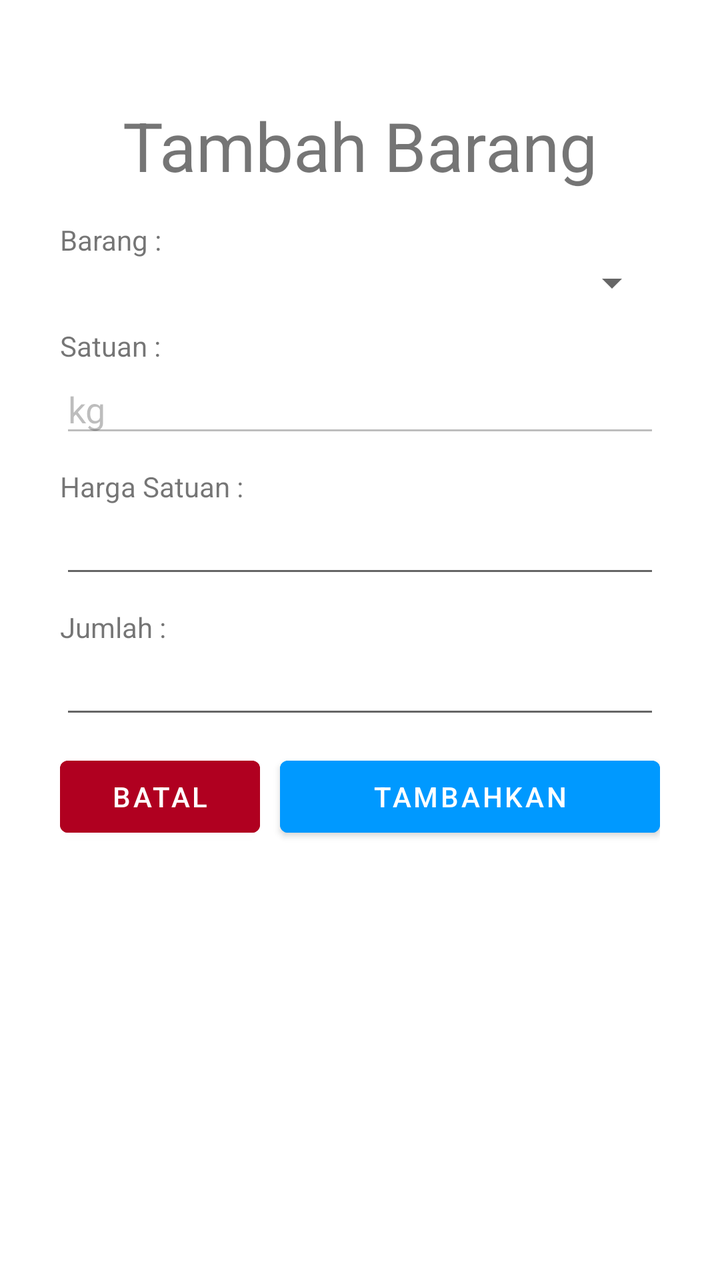
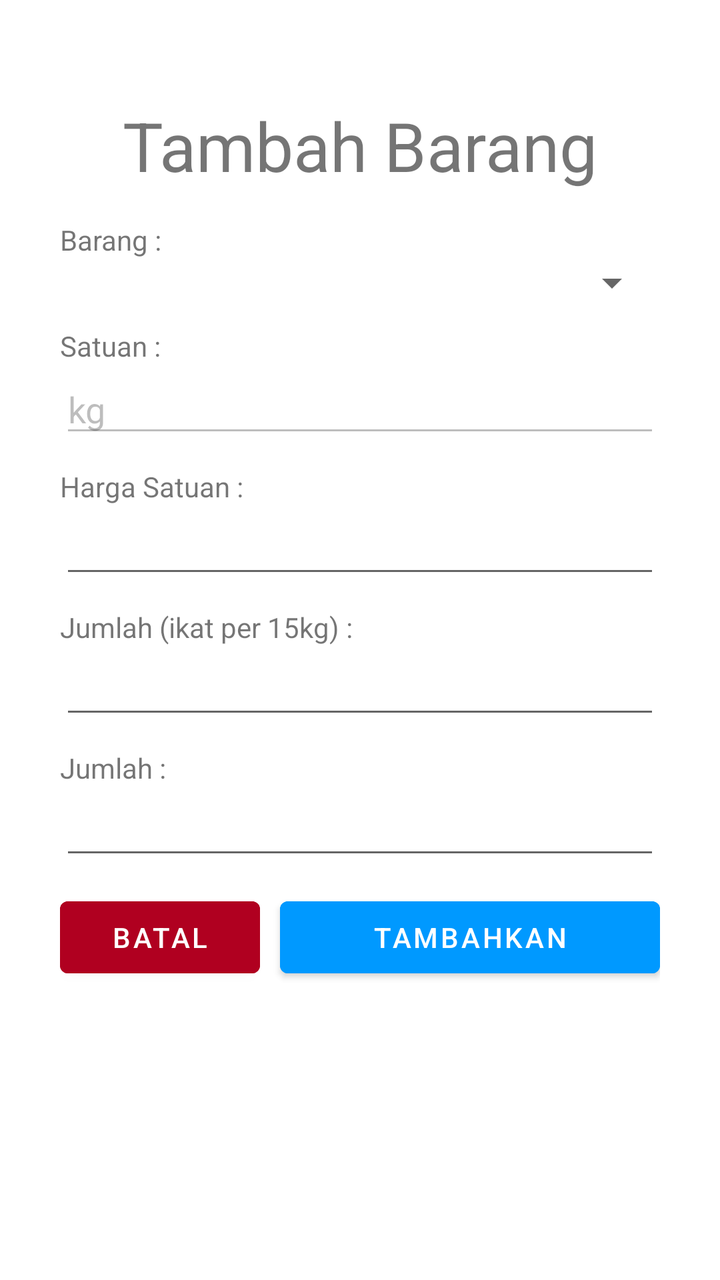

An Android layout rendered at two revisions. The XML below is the earlier revision; the diff shows what the commit changed to produce the second picture.
<!-- AndroidManifest.xml: application theme Theme.BintangTelurInventory -->
<!-- res/layout/fragment_add_rinci_pembelian_dialog.xml -->
<?xml version="1.0" encoding="utf-8"?>
<LinearLayout xmlns:android="http://schemas.android.com/apk/res/android"
    xmlns:tools="http://schemas.android.com/tools"
    android:layout_width="match_parent"
    android:layout_height="wrap_content"
    android:orientation="vertical"
    android:paddingStart="30dp"
    android:paddingTop="50dp"
    android:paddingEnd="30dp"
    android:paddingBottom="50dp"
    tools:context=".dialogfragment.AddRinciPenjualanDialogFragment">

    
    <TextView
        android:id="@+id/textView10"
        android:layout_width="match_parent"
        android:layout_height="wrap_content"
        android:layout_marginBottom="15dp"
        android:gravity="center"
        android:text="Tambah Barang"
        android:textSize="34sp" />

    <LinearLayout
        android:layout_width="match_parent"
        android:layout_height="match_parent"
        android:orientation="vertical">

        <TextView
            android:id="@+id/textView15"
            android:layout_width="match_parent"
            android:layout_height="wrap_content"
            android:text="Barang :" />

        <Spinner
            android:id="@+id/sp_barang"
            android:layout_width="match_parent"
            android:layout_height="wrap_content"
            android:layout_marginBottom="10dp" />


        <TextView
            android:id="@+id/textView13"
            android:layout_width="match_parent"
            android:layout_height="wrap_content"
            android:text="Satuan :" />

        <EditText
            android:id="@+id/et_satuan"
            android:layout_width="match_parent"
            android:layout_height="wrap_content"
            android:layout_marginBottom="10dp"
            android:ems="10"
            android:enabled="false"
            android:inputType="text"
            android:text="kg" />

        <TextView
            android:id="@+id/textView12"
            android:layout_width="match_parent"
            android:layout_height="wrap_content"
            android:text="Harga Satuan :" />

        <EditText
            android:id="@+id/et_hargasatuan"
            android:layout_width="match_parent"
            android:layout_height="wrap_content"
            android:layout_marginBottom="10dp"
            android:ems="10"
            android:inputType="number" />

        <TextView
            android:id="@+id/textView11"
            android:layout_width="match_parent"
            android:layout_height="wrap_content"
            android:text="Jumlah :" />

        <EditText
            android:id="@+id/et_jumlah"
            android:layout_width="match_parent"
            android:layout_height="wrap_content"
            android:layout_marginBottom="10dp"
            android:ems="10"
            android:inputType="number" />

        <LinearLayout
            android:layout_width="match_parent"
            android:layout_height="wrap_content"
            android:orientation="horizontal">

            <Button
                android:id="@+id/btn_exit"
                android:layout_width="wrap_content"
                android:layout_height="wrap_content"
                android:layout_marginEnd="5dp"
                android:layout_weight="1"
                android:backgroundTint="@color/design_default_color_error"
                android:textColor="@color/white"
                android:text="Batal" />

            <Button
                android:id="@+id/btn_done"
                android:layout_width="wrap_content"
                android:layout_height="wrap_content"
                android:layout_marginStart="5dp"
                android:layout_weight="5"
                android:backgroundTint="@color/blue"
                android:textColor="@color/white"
                android:text="tambahkan" />

        </LinearLayout>

    </LinearLayout>

</LinearLayout>
<!-- resources referenced by this layout -->
<resources>
  <color name="blue">#0099ff</color>
  <color name="white">#FFFFFFFF</color>
  <style name="Theme.BintangTelurInventory" parent="Theme.MaterialComponents.Light">
          
          <item name="colorPrimary">#0099ff</item>
          <item name="colorPrimaryVariant">@color/purple_700</item>
          <item name="colorOnPrimary">@color/white</item>
          
          <item name="colorSecondary">@color/teal_200</item>
          <item name="colorSecondaryVariant">@color/teal_700</item>
          <item name="colorOnSecondary">@color/white</item>
          
          <item name="android:statusBarColor">#0099ff</item>
          
      </style>
  <color name="purple_700">#FF3700B3</color>
  <color name="teal_200">#FF03DAC5</color>
  <color name="teal_700">#FF018786</color>
</resources>

<!-- the commit's change to res/layout/fragment_add_rinci_pembelian_dialog.xml (unified diff, before → after) -->
@@ -69,6 +69,20 @@
             android:inputType="number" />
 
         <TextView
+            android:id="@+id/textView14"
+            android:layout_width="match_parent"
+            android:layout_height="wrap_content"
+            android:text="Jumlah (ikat per 15kg) :" />
+
+        <EditText
+            android:id="@+id/et_jumlah_ikat"
+            android:layout_width="match_parent"
+            android:layout_height="wrap_content"
+            android:layout_marginBottom="10dp"
+            android:ems="10"
+            android:inputType="number|numberDecimal" />
+
+        <TextView
             android:id="@+id/textView11"
             android:layout_width="match_parent"
             android:layout_height="wrap_content"
